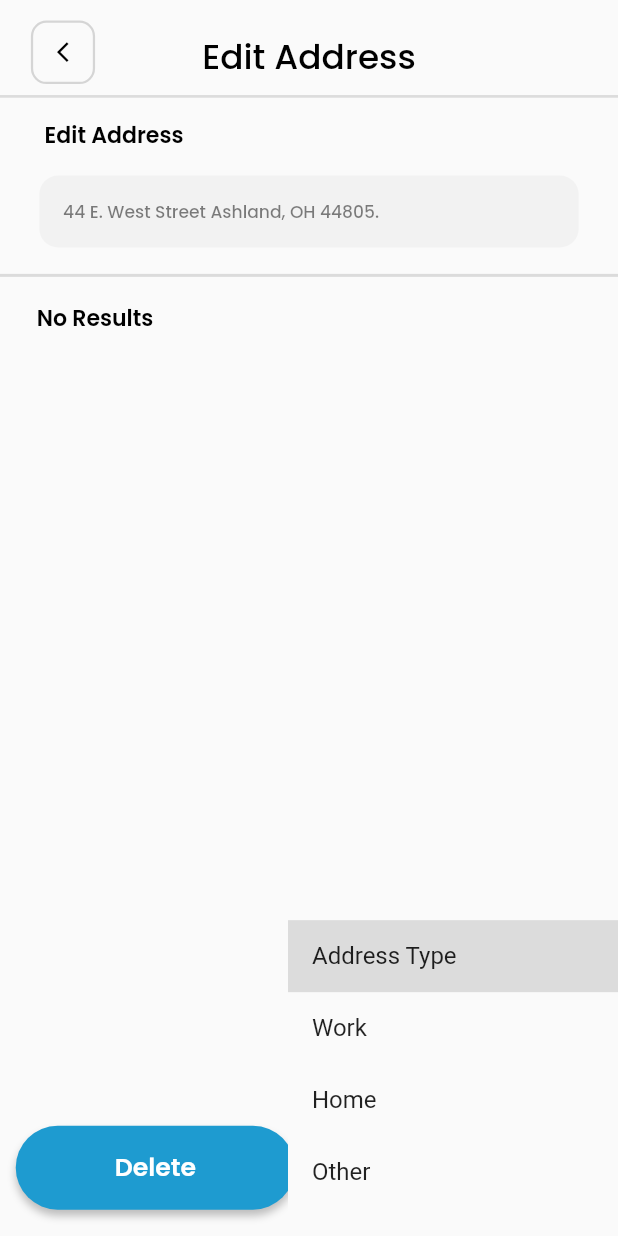
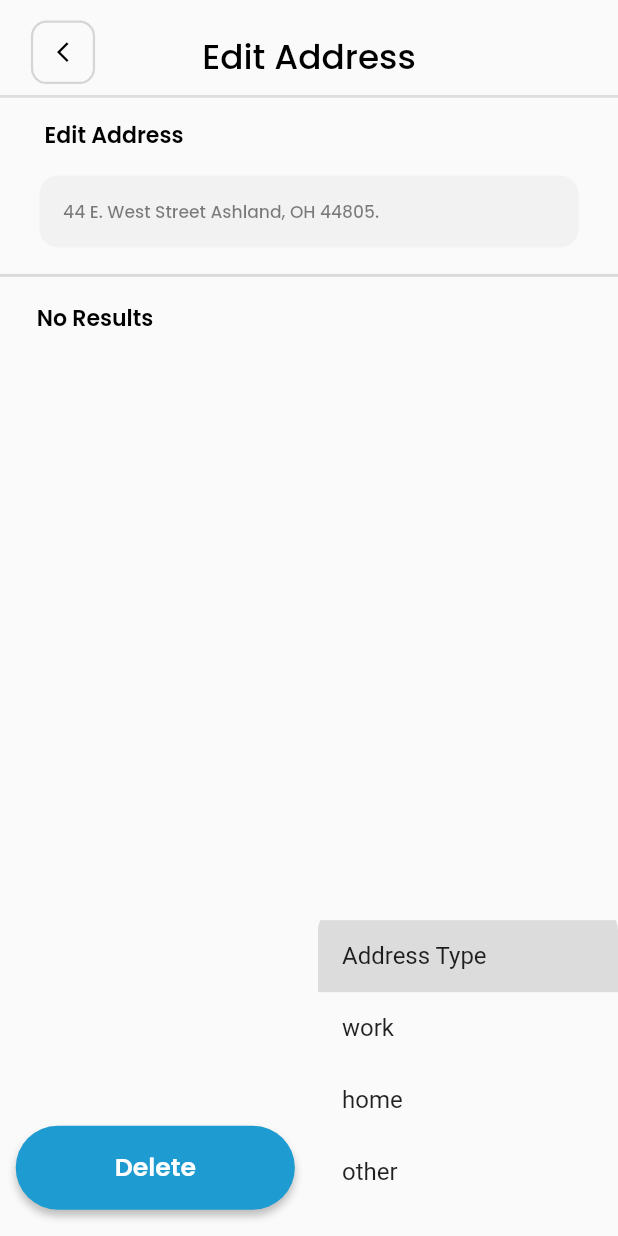
Before and after one commit to TusharKhari/meinhaus, a Flutter app: the UpdateAdressScreen screen opened directly with empty values, after a tap on "Address Type", on a phone screen of 412 x 824 dp. Run offline on Flutter 3.47's test engine with Material 2 defaults, Android fonts, the phone set to English and light mode, and no system bars; drawn by our look-alikes of modal_progress_hud_nsn; our stand-ins replace cached_network_image, carousel_slider, device_info_plus, dio, dotted_border, file_picker and 23 more; missing offline and left inert: dart:ffi, flutter_stripe, pusher_channels_flutter; accounts and stored records are empty.

Commit message:
address type

```diff
--- a/lib/data/payment_services.dart
+++ b/lib/data/payment_services.dart
@@ -51,7 +51,7 @@ class MakePayment {
         var data = json.decode(response.body);
         if (kDebugMode) {
           // help dev to see the output
-          print(data['data']['payment_intent']['client_secret']);
+       print(data['data']['payment_intent']['client_secret']);
           print(data['data']['payment_intent']['customer']);
           print(data['data']['ephemeralKey']['secret']);
         }
--- a/lib/features/address/screens/update_address_screen.dart
+++ b/lib/features/address/screens/update_address_screen.dart
@@ -1,6 +1,8 @@
 // ignore_for_file: public_member_api_docs, sort_constructors_first
 import 'package:flutter/material.dart';
 import 'package:flutter_screenutil/flutter_screenutil.dart';
+import 'package:google_fonts/google_fonts.dart';
+import 'package:new_user_side/data/models/UserModel.dart';
 import 'package:new_user_side/features/auth/screens/user_details.dart';
 import 'package:new_user_side/resources/common/buttons/my_buttons.dart';
 import 'package:new_user_side/resources/common/my_app_bar.dart';
@@ -11,18 +13,19 @@ import '../../../data/network/network_api_servcies.dart';
 import '../../../provider/notifiers/address_notifier.dart';
 import '../../../resources/common/my_snake_bar.dart';
 import '../../../resources/common/my_text.dart';
- import '../widget/address_list_tile.dart';
+ import '../../../utils/constants/app_colors.dart';
+import '../widget/address_list_tile.dart';
 
 class UpdateAdressScreen extends StatefulWidget {
   static const String routeName = '/update-address';
   const UpdateAdressScreen({
     Key? key,
     required this.perAddress,
-    required this.addressId,
+    required this.addressId, required this.addType,
   }) : super(key: key);
   final String perAddress;
   final String addressId;
-
+  final String addType;
   @override
   State<UpdateAdressScreen> createState() => _UpdateAdressScreenState();
 }
@@ -65,13 +68,14 @@ class _UpdateAdressScreenState extends State<UpdateAdressScreen> {
 
   var addressTypes = [
     "Address Type" ,
-     "Work",
-    'Home',
-    'Other',
+     "work",
+    'home',
+    'other',
   ];
 
   @override
   Widget build(BuildContext context) {
+    final w = MediaQuery.of(context).size.width;
     final addressNotifier = context.watch<AddressNotifier>();
     return ModalProgressHUD(
       inAsyncCall: addressNotifier.loading,
@@ -132,8 +136,8 @@ class _UpdateAdressScreenState extends State<UpdateAdressScreen> {
                 onTap: () => _deleteAddressHandler(),
               ),
 
-
-             addressNotifier.addressType.isNotEmpty && addressNotifier.addressType != "Address Type" ?  MyBlueButton(
+             addressNotifier.updateAddressType.isNotEmpty && addressNotifier.updateAddressType != "Address Type" ?
+              MyBlueButton(
                 hPadding: 60.w,
                 text: "Update",
                 onTap: () {
@@ -145,22 +149,28 @@ class _UpdateAdressScreenState extends State<UpdateAdressScreen> {
 
               Container(
                 height: 70,
-                width: 180,
+                width: 160,
                 child: DropdownButton(
+                  borderRadius: BorderRadius.circular(w / 28),
+                  hint: Text("Address Type"),
                   elevation: 0,
                 isExpanded: true,
-                  value: "Address Type",
+                   value: widget.addType,
+                //   value: "Address Type",
                 // Down Arrow Icon
                 icon: const Icon(Icons.keyboard_arrow_down),
                   items:  addressTypes.map((String items) {
+                    print("add val ${widget.addType}");
                      return DropdownMenuItem(
                      value: items,
                     child: Text(items),
                   );
-                }).toList(), onChanged: (value) {
-                 addressNotifier.setAddressType(addressType: value!);
+                }).toList(),
+                onChanged: (value) {
+                 addressNotifier.setupdateAddressType(updateAddressType: value!);
                 },),
               ),
+
             ],
           ),
         ),
--- a/lib/features/estimate/widget/address_card.dart
+++ b/lib/features/estimate/widget/address_card.dart
@@ -68,6 +68,7 @@ class _AddressCardWidgetState extends State<AddressCardWidget> {
                         return UpdateAdressScreen(
                           perAddress: fullAddres,
                           addressId: widget.addressId.toString(),
+                         addType:  userAddress.type! ,
                         );
                       },
                     ),
--- a/lib/main.dart
+++ b/lib/main.dart
@@ -4,7 +4,6 @@ import 'package:flutter_dotenv/flutter_dotenv.dart';
 import 'package:flutter_screenutil/flutter_screenutil.dart';
 import 'package:flutter_stripe/flutter_stripe.dart';
 import 'package:get/get.dart';
-// import 'package:get/get.dart';
 import 'package:new_user_side/features/splash/screens/intro_screen.dart';
 import 'package:new_user_side/firebase_options.dart';
 import 'package:new_user_side/resources/routing/router.dart';
--- a/lib/repository/address_repository.dart
+++ b/lib/repository/address_repository.dart
@@ -15,7 +15,10 @@ class AddressRepository {
         method: HttpMethod.post,
         body: body,
       );
-    } catch (e) {
+    } on FormatException {
+      throw "Internal Server Error";
+    }
+    catch (e) {
       throw e;
     }
   }
```
Also changed, not shown: lib/features/address/screens/add_adress_screen.dart (+43 -4 lines), lib/provider/notifiers/address_notifier.dart (+54 -51 lines).
